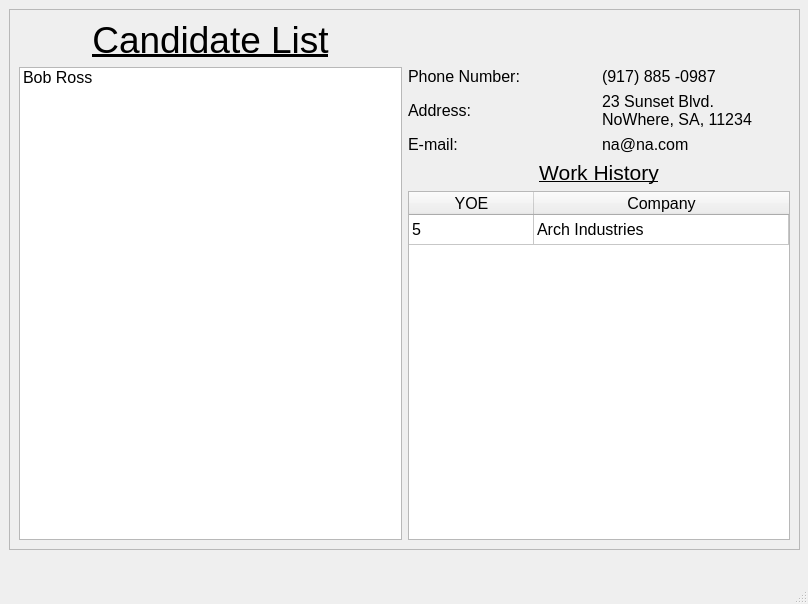
rvDOOM/RecruitmentSoftware430, file GUI/UI FIles/candidate_view.ui: the form before one commit.
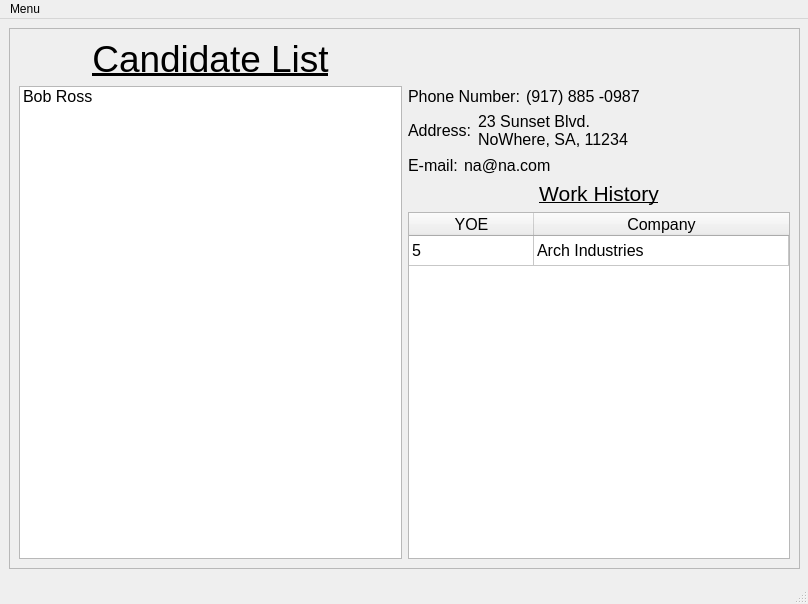
The form after the commit.

Commit message: Added window menu

Patch:
```diff
--- a/GUI/UI FIles/candidate_view.ui
+++ b/GUI/UI FIles/candidate_view.ui
@@ -81,6 +81,19 @@
            </property>
           </widget>
          </item>
+         <item>
+          <spacer name="horizontalSpacer">
+           <property name="orientation">
+            <enum>Qt::Horizontal</enum>
+           </property>
+           <property name="sizeHint" stdset="0">
+            <size>
+             <width>40</width>
+             <height>20</height>
+            </size>
+           </property>
+          </spacer>
+         </item>
         </layout>
        </item>
        <item>
@@ -112,6 +125,19 @@
            </property>
           </widget>
          </item>
+         <item>
+          <spacer name="horizontalSpacer_2">
+           <property name="orientation">
+            <enum>Qt::Horizontal</enum>
+           </property>
+           <property name="sizeHint" stdset="0">
+            <size>
+             <width>40</width>
+             <height>20</height>
+            </size>
+           </property>
+          </spacer>
+         </item>
         </layout>
        </item>
        <item>
@@ -142,6 +168,19 @@
            </property>
           </widget>
          </item>
+         <item>
+          <spacer name="horizontalSpacer_3">
+           <property name="orientation">
+            <enum>Qt::Horizontal</enum>
+           </property>
+           <property name="sizeHint" stdset="0">
+            <size>
+             <width>40</width>
+             <height>20</height>
+            </size>
+           </property>
+          </spacer>
+         </item>
         </layout>
        </item>
       </layout>
@@ -261,6 +300,14 @@
      <height>19</height>
     </rect>
    </property>
+   <widget class="QMenu" name="menuAdd">
+    <property name="title">
+     <string>Menu</string>
+    </property>
+    <addaction name="actionAdd"/>
+    <addaction name="actionView_Candidates"/>
+   </widget>
+   <addaction name="menuAdd"/>
   </widget>
   <widget class="QStatusBar" name="statusbar"/>
  </widget>
```
Left out of the diff: 14 changed lines with no effect on the pictures. The commit also changes 1 other file.
